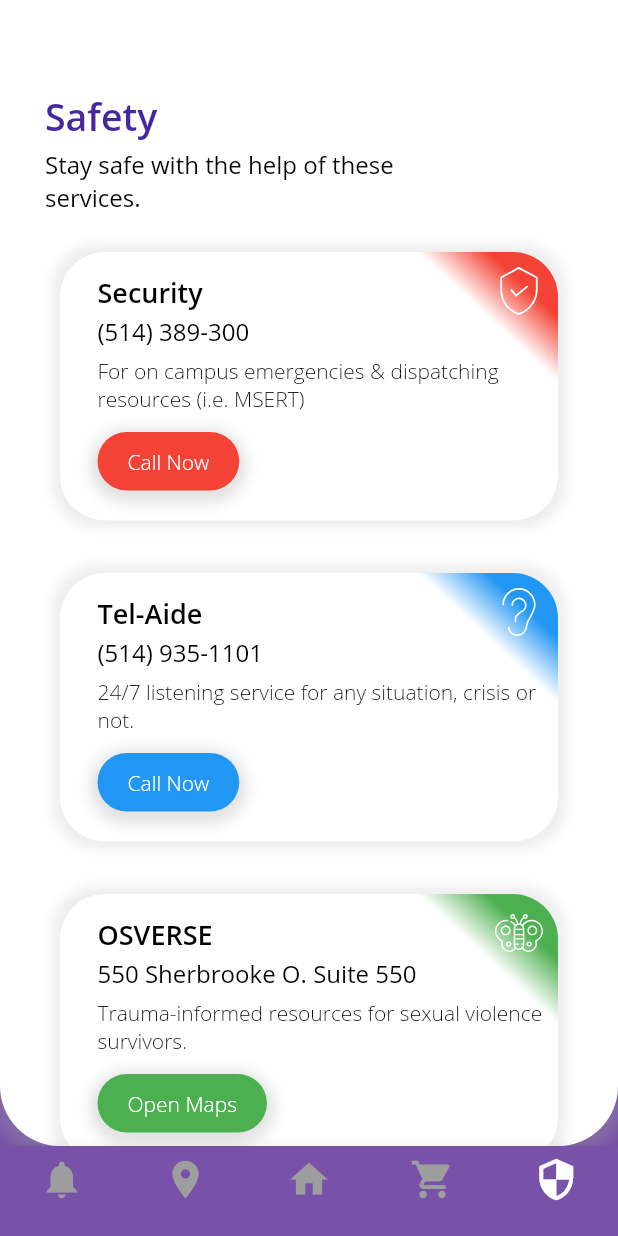
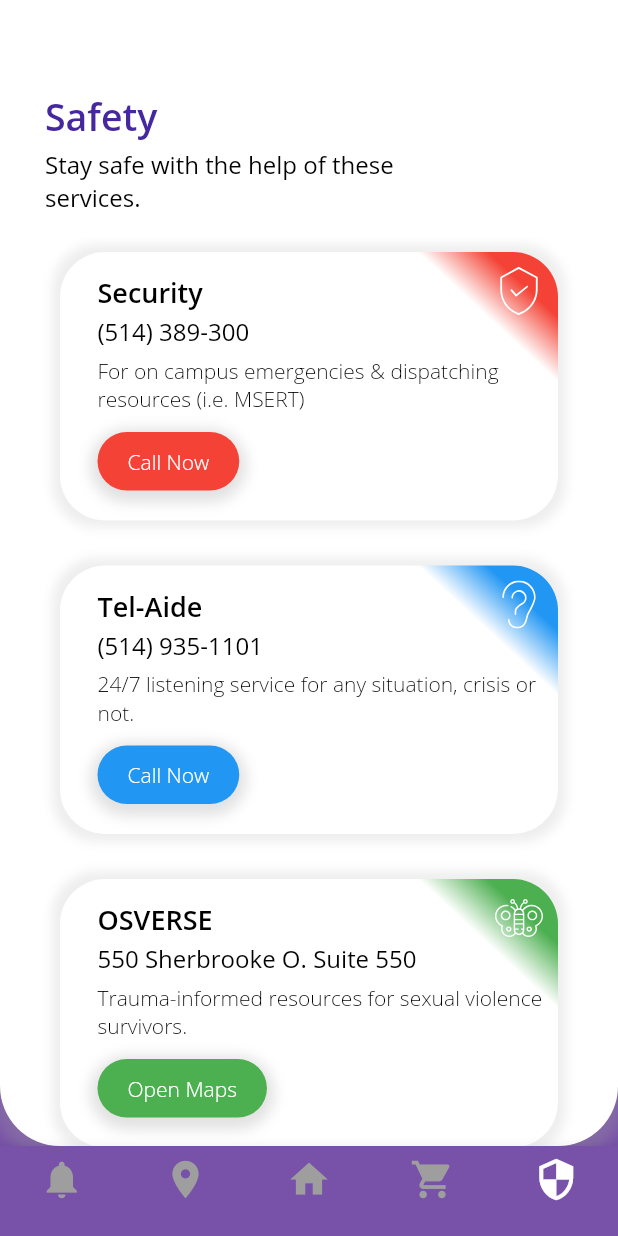
Before and after one commit to JUNIORCO/Event-App, a Flutter app: the screen it shows after launch, item 5 of the bottom bar chosen, on a phone screen of 412 x 824 dp. Run offline on Flutter 3.47's test engine with Material 2 defaults, Android fonts, the phone set to English and light mode, and no system bars; our stand-ins replace flutter_map, flutter_svg, latlong.

```diff
--- a/lib/cards/safety_card.dart
+++ b/lib/cards/safety_card.dart
@@ -2,28 +2,34 @@ import 'package:flutter/material.dart';
 import 'package:flutter_svg/flutter_svg.dart';
 
 class SafetyCard extends StatelessWidget {
-  final String _title;
-  final String _number;
-  final String _info;
-  final String _imageUrl;
-  final String _word;
-  final Color _color;
+  final String title;
+  final String mainInfo;
+  final String description;
+  final String buttonText;
+  final Color color;
+  final SvgPicture icon;
 
-  SafetyCard(this._title, this._number, this._info, this._imageUrl, this._word,
-      this._color);
+  SafetyCard({
+    @required this.title,
+    @required this.mainInfo,
+    @required this.description,
+    @required this.buttonText,
+    @required this.color,
+    @required this.icon,
+  });
 
   @override
   Widget build(BuildContext context) {
     return Container(
-      margin: EdgeInsets.only(right: 40.0, bottom: 20.0, left: 40.0),
+      margin: EdgeInsets.only(right: 40.0, left: 40.0),
       decoration: BoxDecoration(
+        color: Colors.grey[100],
         borderRadius: BorderRadius.circular(30.0),
-        color: Colors.grey[100],
         gradient: LinearGradient(
           begin: Alignment.topRight,
           end: Alignment.bottomCenter,
           stops: [0.13, 0.26],
-          colors: [_color, Colors.white],
+          colors: [color, Colors.white],
         ),
         boxShadow: [
           BoxShadow(
@@ -37,20 +43,16 @@ class SafetyCard extends StatelessWidget {
         children: <Widget>[
           Container(
             alignment: Alignment.centerRight,
-            margin: EdgeInsets.only(top: 10.0, right: 10.0, bottom: 0.0),
-            child: SvgPicture.asset(
-              _imageUrl,
-              height: 32.0,
-              color: Colors.white,
-            ),
+            margin: EdgeInsets.only(top: 10.0, right: 10.0),
+            child: icon,
           ),
           Column(
+            crossAxisAlignment: CrossAxisAlignment.start,
             children: <Widget>[
-              Container(
-                alignment: Alignment.centerLeft,
+              Padding(
                 padding: EdgeInsets.only(top: 15.0, left: 25.0, bottom: 2.5),
                 child: Text(
-                  _title,
+                  title,
                   textAlign: TextAlign.left,
                   style: TextStyle(
                     fontSize: 18.0,
@@ -60,11 +62,10 @@ class SafetyCard extends StatelessWidget {
                   ),
                 ),
               ),
-              Container(
-                alignment: Alignment.centerLeft,
+              Padding(
                 padding: EdgeInsets.only(left: 25.0, bottom: 2.5),
                 child: Text(
-                  _number,
+                  mainInfo,
                   textAlign: TextAlign.left,
                   style: TextStyle(
                     fontSize: 16.0,
@@ -74,11 +75,10 @@ class SafetyCard extends StatelessWidget {
                   ),
                 ),
               ),
-              Container(
-                alignment: Alignment.centerLeft,
+              Padding(
                 padding: EdgeInsets.only(top: 2.5, left: 25.0, bottom: 2.5),
                 child: Text(
-                  _info,
+                  description,
                   textAlign: TextAlign.left,
                   style: TextStyle(
                     fontSize: 14.0,
@@ -89,14 +89,16 @@ class SafetyCard extends StatelessWidget {
                 ),
               ),
               Container(
-                alignment: Alignment.centerLeft,
-                child: Container(
                 padding: EdgeInsets.only(
-                      top: 10.0, right: 20.0, bottom: 10.0, left: 20.0),
+                  top: 10.0,
+                  right: 20.0,
+                  bottom: 10.0,
+                  left: 20.0,
+                ),
                 margin: EdgeInsets.only(top: 10.0, left: 25.0, bottom: 20.0),
                 decoration: BoxDecoration(
                   borderRadius: BorderRadius.circular(30.0),
-                    color: _color,
+                  color: color,
                   boxShadow: [
                     BoxShadow(
                       color: Colors.grey.withOpacity(0.3),
@@ -107,14 +109,13 @@ class SafetyCard extends StatelessWidget {
                   ],
                 ),
                 child: Text(
-                    _word,
+                  buttonText,
                   textAlign: TextAlign.center,
                   style: TextStyle(
                     fontSize: 14.0,
                     fontWeight: FontWeight.w300,
                     color: Colors.white,
                     fontFamily: 'Open Sans',
-                    ),
                   ),
                 ),
               ),
--- a/lib/screens/safety.dart
+++ b/lib/screens/safety.dart
@@ -1,4 +1,5 @@
 import 'package:flutter/material.dart';
+import 'package:flutter_svg/flutter_svg.dart';
 import '../cards/safety_card.dart';
 
 class Safety extends StatelessWidget {
@@ -20,18 +21,39 @@ class Safety extends StatelessWidget {
     'Trauma-informed resources for sexual violence survivors.',
     'For on campus emergencies & dispatching resources (i.e. MSERT)',
   ];
-  List<String> _safetyImages = [
-    'assets/icons/shield.svg',
-    'assets/icons/ear.svg',
-    'assets/icons/butterfly.svg',
-    'assets/icons/shield.svg',
+  List<String> _buttonWord = [
+    'Call Now',
+    'Call Now',
+    'Open Maps',
+    'Call Now',
   ];
-  List<String> _buttonWord = ['Call Now', 'Call Now', 'Open Maps', 'Call Now'];
   List<Color> _safetyColor = [
     Colors.red,
     Colors.blue,
     Colors.green,
     Colors.pink,
+  ];
+  List<SvgPicture> _safetyImages = [
+    SvgPicture.asset(
+      'assets/icons/shield.svg',
+      height: 32.0,
+      color: Colors.white,
+    ),
+    SvgPicture.asset(
+      'assets/icons/ear.svg',
+      height: 32.0,
+      color: Colors.white,
+    ),
+    SvgPicture.asset(
+      'assets/icons/butterfly.svg',
+      height: 32.0,
+      color: Colors.white,
+    ),
+    SvgPicture.asset(
+      'assets/icons/shield.svg',
+      height: 32.0,
+      color: Colors.white,
+    ),
   ];
 
   @override
@@ -53,10 +75,10 @@ class Safety extends StatelessWidget {
         ],
       ),
       child: Column(
+        crossAxisAlignment: CrossAxisAlignment.start,
         children: <Widget>[
-          Container(
-            alignment: Alignment.centerLeft,
-            margin: const EdgeInsets.only(top: 60.0, left: 30.0),
+          Padding(
+            padding: const EdgeInsets.only(top: 60.0, left: 30.0),
             child: Text(
               'Safety',
               style: TextStyle(
@@ -67,8 +89,8 @@ class Safety extends StatelessWidget {
               ),
             ),
           ),
-          Container(
-            margin: const EdgeInsets.only(
+          Padding(
+            padding: const EdgeInsets.only(
                 top: 5.0, right: 120.0, bottom: 15.0, left: 30.0),
             child: Text(
               'Stay safe with the help of these services.',
@@ -88,17 +110,18 @@ class Safety extends StatelessWidget {
               itemCount: _safetyTitle.length,
               itemBuilder: (BuildContext context, int index) {
                 return SafetyCard(
-                    _safetyTitle[index],
-                    _safetyNumber[index],
-                    _safetyInfo[index],
-                    _safetyImages[index],
-                    _buttonWord[index],
-                    _safetyColor[index]);
+                  title: _safetyTitle[index],
+                  mainInfo: _safetyNumber[index],
+                  description: _safetyInfo[index],
+                  buttonText: _buttonWord[index],
+                  color: _safetyColor[index],
+                  icon: _safetyImages[index],
+                );
               },
               separatorBuilder: (BuildContext context, int index) =>
                   const Divider(
                 color: Color(0x00000000), // transparent color
-                height: 15.0,
+                height: 30.0,
                 endIndent: 0.0,
                 indent: 0.0,
                 thickness: 0.0,
```
Also changed, not shown: lib/cards/notification_card.dart (+14 -10 lines), lib/cards/offers_card.dart (+20 -31 lines), lib/screens/home.dart (+38 -4 lines), lib/screens/map.dart (+0 -10 lines), lib/screens/notifications.dart (+59 -16 lines), lib/screens/offers.dart (+11 -11 lines), assets/icons/bell.svg (added), assets/icons/calendar.svg (added). Lines whose indentation alone changed are shown as unchanged.
